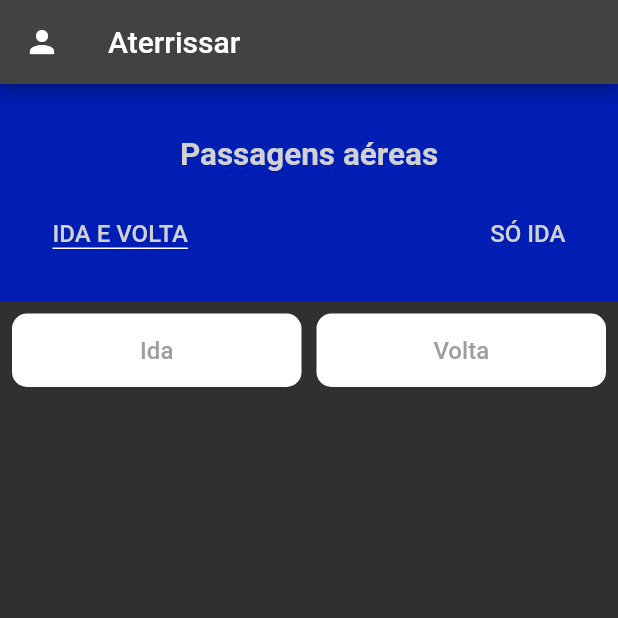
After one commit to rodrigo-fm/ESII-projeto, a Flutter app: the BuscarPassagemView screen opened by its route, on a phone screen of 412 x 824 dp, the top half of it. The commit adds this screen. Run offline on Flutter 3.47's test engine with Material 2 defaults, Android fonts, the phone set to English and light mode, and no system bars; our stand-ins replace dartz, shared_preferences; accounts and stored records are empty.

Commit message:
iniciada a criação da tela de busca de passagem aérea

```diff
--- a/frontend/lib/app/app_widget.dart
+++ b/frontend/lib/app/app_widget.dart
@@ -7,6 +7,7 @@ import 'compartilhado/presentation/routes/usuario_routes.dart';
 import 'compartilhado/presentation/views/splash_screen/splash_screen_view.dart';
 import 'modulos/autenticacao/presentation/views/auto_login/auto_login_view.dart';
 import 'modulos/autenticacao/presentation/views/login/login_view.dart';
+import 'modulos/usuario/passagem_aerea/apresentacao/views/buscar_passagem/buscar_passagem_view.dart';
 import 'modulos/usuario/presentation/views/home_view.dart';
 
 class AppWidget extends StatelessWidget {
@@ -79,6 +80,7 @@ class AppWidget extends StatelessWidget {
           GlobalRoutes.autoLogin: (ctx) => AutoLoginView(),
           GlobalRoutes.login: (ctx) => const LoginView(),
           GlobalRoutes.loading: (ctx) => const SplashScreenView(),
+          UsuarioRoutes.buscarPassagens: (ctx) => BuscarPassagemView(),
           UsuarioRoutes.home: (ctx) => const HomeView(),
         },
         initialRoute: GlobalRoutes.autoLogin,
--- a/frontend/lib/app/compartilhado/presentation/routes/usuario_routes.dart
+++ b/frontend/lib/app/compartilhado/presentation/routes/usuario_routes.dart
@@ -1,3 +1,4 @@
 class UsuarioRoutes {
+  static const buscarPassagens = '/passagem-area/buscar';
   static const home = '/';
 }
--- a/frontend/lib/app/compartilhado/presentation/widgets/textos_widget.dart
+++ b/frontend/lib/app/compartilhado/presentation/widgets/textos_widget.dart
@@ -87,10 +87,12 @@ class Headline3 extends StatelessWidget {
 class BodyText1 extends StatelessWidget {
   final String texto;
   final Color? color;
+  final TextAlign? textAlign;
   const BodyText1(
     this.texto, {
     Key? key,
     this.color,
+    this.textAlign,
   }) : super(key: key);
 
   TextStyle? _estiloEscolhido(BuildContext ctx) {
@@ -108,6 +110,7 @@ class BodyText1 extends StatelessWidget {
     return Text(
       texto,
       style: _estiloEscolhido(context),
+      textAlign: textAlign ?? TextAlign.left,
     );
   }
 }
--- a/frontend/lib/app/modulos/autenticacao/domain/controllers/implementacoes/autenticacao_controller.dart
+++ b/frontend/lib/app/modulos/autenticacao/domain/controllers/implementacoes/autenticacao_controller.dart
@@ -15,7 +15,7 @@ class AutenticacaoController implements IAutenticacaoController {
     BuildContext ctx,
     IAutenticacaoLocalDatasource localDatasource,
   ) async {
-    await Future.delayed(const Duration(seconds: 3));
+    await Future.delayed(const Duration(milliseconds: 1500));
     final provider = Provider.of<AutenticacaoProvider>(ctx, listen: false);
     final usuarioString = await localDatasource.getLocalData();
     if (usuarioString != null) {
--- a/frontend/lib/app/modulos/autenticacao/presentation/views/auto_login/auto_login_view.dart
+++ b/frontend/lib/app/modulos/autenticacao/presentation/views/auto_login/auto_login_view.dart
@@ -1,6 +1,6 @@
 import 'package:flutter/material.dart';
 
-import '../../../../usuario/presentation/views/home_view.dart';
+import '../../../../usuario/passagem_aerea/apresentacao/views/buscar_passagem/buscar_passagem_view.dart';
 import '../../../data/datasources/implementacoes/autenticacao_shared_preferences_local_datasource.dart';
 import '../../../data/modelos/usuario_model.dart';
 import '../../../domain/controllers/implementacoes/autenticacao_controller.dart';
@@ -29,7 +29,7 @@ class AutoLoginView extends StatelessWidget {
           return const LoginView();
         } else {
           if (snapshot.data!.tipoUsuario == 'usuario') {
-            return const HomeView();
+            return BuscarPassagemView();
           } else if (snapshot.data!.tipoUsuario == 'atendente-suporte') {
             return const Scaffold(body: Text('Tela do suporte'));
           }
--- a/frontend/lib/app/modulos/autenticacao/presentation/views/login/login_viewcontroller.dart
+++ b/frontend/lib/app/modulos/autenticacao/presentation/views/login/login_viewcontroller.dart
@@ -61,7 +61,8 @@ class LoginViewController {
           // exibir mensagem de erro
           // usar o atributo "value.mensagem" na mensagem
         } else if (value is SucessoLoginState) {
-          Navigator.of(ctx).pushNamed(UsuarioRoutes.home);
+          // Navigator.of(ctx).pushNamed(UsuarioRoutes.home);
+          Navigator.of(ctx).pushReplacementNamed(UsuarioRoutes.buscarPassagens);
         }
       }
     });
--- /dev/null
+++ b/frontend/lib/app/modulos/usuario/passagem_aerea/apresentacao/views/buscar_passagem/buscar_passagem_state.dart
@@ -0,0 +1 @@
+abstract class BuscarPassagemState {}
--- /dev/null
+++ b/frontend/lib/app/modulos/usuario/passagem_aerea/apresentacao/views/buscar_passagem/buscar_passagem_view.dart
@@ -0,0 +1,86 @@
+import 'package:flutter/material.dart';
+
+import '../../../../../../compartilhado/presentation/widgets/textos_widget.dart';
+import 'widgets/escolher_data_widget.dart';
+import 'widgets/ida_e_volta_widget.dart';
+
+class BuscarPassagemView extends StatelessWidget {
+  final ValueNotifier<bool> _idaEVolta = ValueNotifier<bool>(true);
+  final Map<String, ValueNotifier<DateTime?>> _datasNotifier = {
+    'ida': ValueNotifier<DateTime?>(null),
+    'volta': ValueNotifier<DateTime?>(null),
+  };
+  final _formKey = GlobalKey<FormState>();
+  BuscarPassagemView({Key? key}) : super(key: key);
+
+  @override
+  Widget build(BuildContext context) {
+    return Scaffold(
+      appBar: AppBar(
+        title: const Text('Aterrissar'),
+        leading: IconButton(
+          icon: const Icon(
+            Icons.person,
+            color: Colors.white,
+          ),
+          onPressed: () {},
+        ),
+      ),
+      body: Form(
+        key: _formKey,
+        child: ListView(
+          children: [
+            // TOOD: componentizar este container inteiro como o cabeçalho
+            // da busca da tela inicial
+            Container(
+              color: const Color(0xFF001db4),
+              padding: const EdgeInsets.all(35),
+              child: Column(
+                children: [
+                  const Headline2('Passagens aéreas'),
+                  const SizedBox(height: 30),
+                  IdaEVoltaWidget(notifier: _idaEVolta),
+                ],
+              ),
+            ),
+            Padding(
+              padding: const EdgeInsets.all(8),
+              child: Column(
+                children: [
+                  Row(
+                    mainAxisAlignment: MainAxisAlignment.spaceBetween,
+                    children: [
+                      Expanded(
+                        flex: 6,
+                        child: EscolherDataWidget(
+                            textoEscolherValor: 'Ida',
+                            notifier: _datasNotifier['ida']!),
+                      ),
+                      const SizedBox(width: 10),
+                      Expanded(
+                        flex: 6,
+                        child: ValueListenableBuilder<bool>(
+                          valueListenable: _idaEVolta,
+                          builder: (ctxV, value, _) {
+                            if (!value) {
+                              _datasNotifier['volta']!.value = null;
+                              return const SizedBox();
+                            }
+                            return EscolherDataWidget(
+                              notifier: _datasNotifier['volta']!,
+                              textoEscolherValor: 'Volta',
+                            );
+                          },
+                        ),
+                      ),
+                    ],
+                  ),
+                ],
+              ),
+            ),
+          ],
+        ),
+      ),
+    );
+  }
+}
--- /dev/null
+++ b/frontend/lib/app/modulos/usuario/passagem_aerea/apresentacao/views/buscar_passagem/widgets/escolher_data_widget.dart
@@ -0,0 +1,54 @@
+import 'package:flutter/material.dart';
+import 'package:intl/intl.dart';
+
+import '../../../../../../../compartilhado/presentation/widgets/textos_widget.dart';
+
+class EscolherDataWidget extends StatelessWidget {
+  final ValueNotifier<DateTime?> notifier;
+  final String textoEscolherValor;
+  const EscolherDataWidget({
+    Key? key,
+    required this.notifier,
+    required this.textoEscolherValor,
+  }) : super(key: key);
+
+  void exibirDatePicker(BuildContext ctx) {
+    showDatePicker(
+      context: ctx,
+      initialDate: DateTime.now().add(const Duration(days: 7)),
+      firstDate: DateTime.now(),
+      lastDate: DateTime.now().add(const Duration(days: 365)),
+    ).then((dataEscolhida) {
+      notifier.value = dataEscolhida;
+    });
+  }
+
+  String formatarData(DateTime data) {
+    return DateFormat('dd/MM/yyyy').format(data);
+  }
+
+  @override
+  Widget build(BuildContext context) {
+    return GestureDetector(
+      onTap: () => exibirDatePicker(context),
+      child: Container(
+        padding: const EdgeInsets.symmetric(
+          vertical: 15,
+          horizontal: 10,
+        ),
+        decoration: const BoxDecoration(
+          color: Colors.white,
+          borderRadius: BorderRadius.all(Radius.circular(10)),
+        ),
+        child: ValueListenableBuilder<DateTime?>(
+          valueListenable: notifier,
+          builder: (ctx, value, _) => BodyText1(
+            value != null ? formatarData(value) : textoEscolherValor,
+            color: Colors.grey,
+            textAlign: TextAlign.center,
+          ),
+        ),
+      ),
+    );
+  }
+}
--- /dev/null
+++ b/frontend/lib/app/modulos/usuario/passagem_aerea/apresentacao/views/buscar_passagem/widgets/ida_e_volta_widget.dart
@@ -0,0 +1,62 @@
+import 'package:flutter/material.dart';
+
+import '../../../../../../../compartilhado/presentation/widgets/textos_widget.dart';
+
+class IdaEVoltaWidget extends StatelessWidget {
+  final ValueNotifier<bool> notifier;
+
+  const IdaEVoltaWidget({
+    Key? key,
+    required this.notifier,
+  }) : super(key: key);
+
+  @override
+  Widget build(BuildContext context) {
+    return ValueListenableBuilder<bool>(
+      valueListenable: notifier,
+      builder: (ctx, value, _) => Row(
+        mainAxisAlignment: MainAxisAlignment.spaceBetween,
+        children: [
+          // Estes dois GestureDetectors podem ser componentizados,
+          // mas não pensei em um nome criativo para dar a eles
+          GestureDetector(
+            onTap: () {
+              notifier.value = true;
+            },
+            child: Container(
+              child: const BodyText1('IDA E VOLTA'),
+              decoration: value
+                  ? const BoxDecoration(
+                      border: Border(
+                        bottom: BorderSide(
+                          color: Colors.white,
+                          width: 1,
+                        ),
+                      ),
+                    )
+                  : const BoxDecoration(),
+            ),
+          ),
+          GestureDetector(
+            onTap: () {
+              notifier.value = false;
+            },
+            child: Container(
+              child: const BodyText1('SÓ IDA'),
+              decoration: !value
+                  ? const BoxDecoration(
+                      border: Border(
+                        bottom: BorderSide(
+                          color: Colors.white,
+                          width: 1,
+                        ),
+                      ),
+                    )
+                  : const BoxDecoration(),
+            ),
+          ),
+        ],
+      ),
+    );
+  }
+}
```
Also changed, not shown: frontend/lib/app/modulos/usuario/configuracoes/presentation/views/menu_configuracao_usuario/menu_configuracao_usuario_view.dart (added, +14 -0 lines), frontend/lib/app/modulos/usuario/passagem_aerea/dados/datasource/implementacao/passagem_aerea_heroku_remote_datasource.dart (added, +19 -0 lines), frontend/lib/app/modulos/usuario/passagem_aerea/dados/datasource/passagem_aerea_remote_datasource_interface.dart (added, +7 -0 lines), frontend/lib/app/modulos/usuario/passagem_aerea/dados/modelos/passagem_aerea_model.dart (added, +13 -0 lines), frontend/lib/app/modulos/usuario/passagem_aerea/dados/modelos/voo_model.dart (added, +13 -0 lines), frontend/lib/app/modulos/usuario/passagem_aerea/dominio/implementacao/passagem_aerea_controller.dart (added, +16 -0 lines), frontend/lib/app/modulos/usuario/passagem_aerea/dominio/passagem_aerea_controller_interface.dart (added, +11 -0 lines), frontend/pubspec.yaml (+2 -33 lines), frontend/lib/app/modulos/usuario/passagem_aerea/apresentacao/views/buscar_passagem/buscar_passagem_viewcontroller.dart (added), frontend/pubspec.lock, 10 other files.
